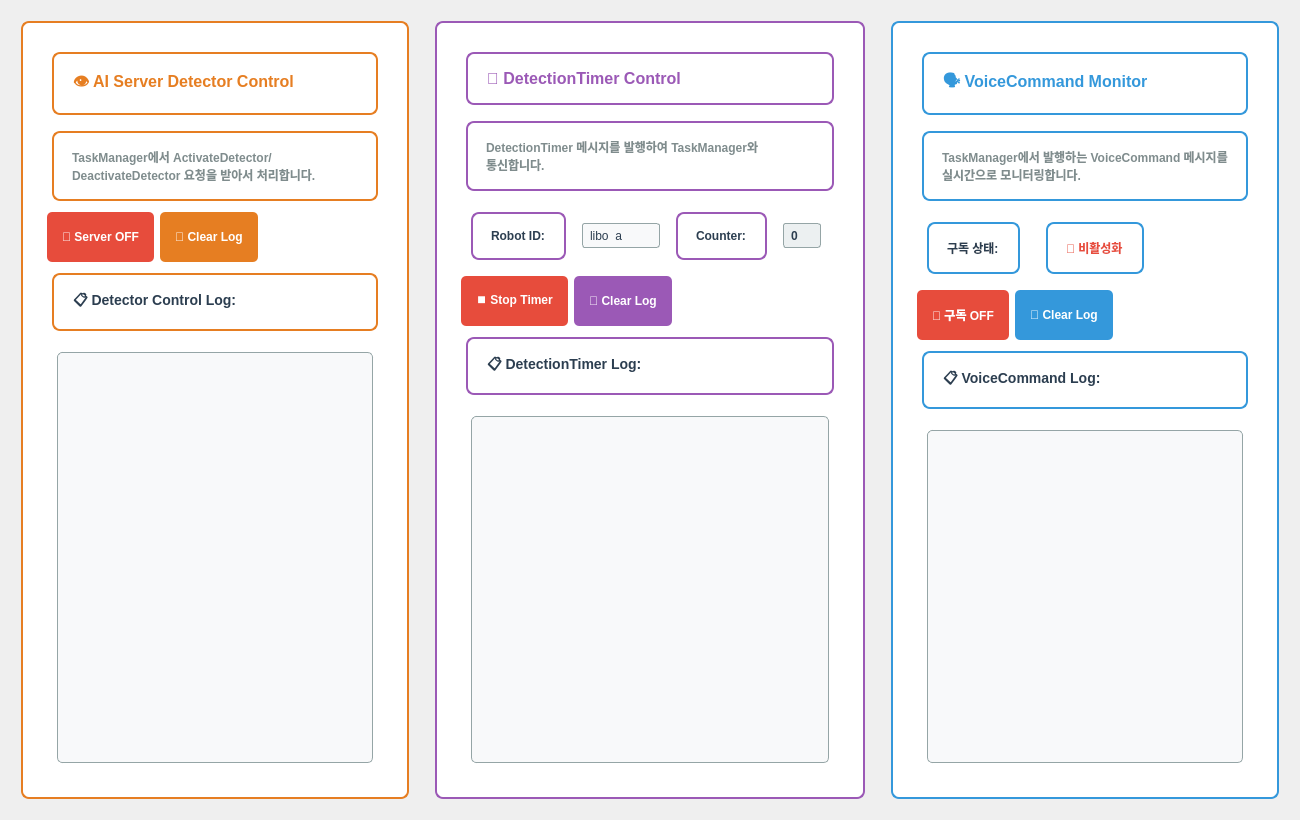
Qt form ros_ws/src/admin/ui/ai_server_control_tab.ui (addinedu-ros-9th/ros-repo-1) before a commit.
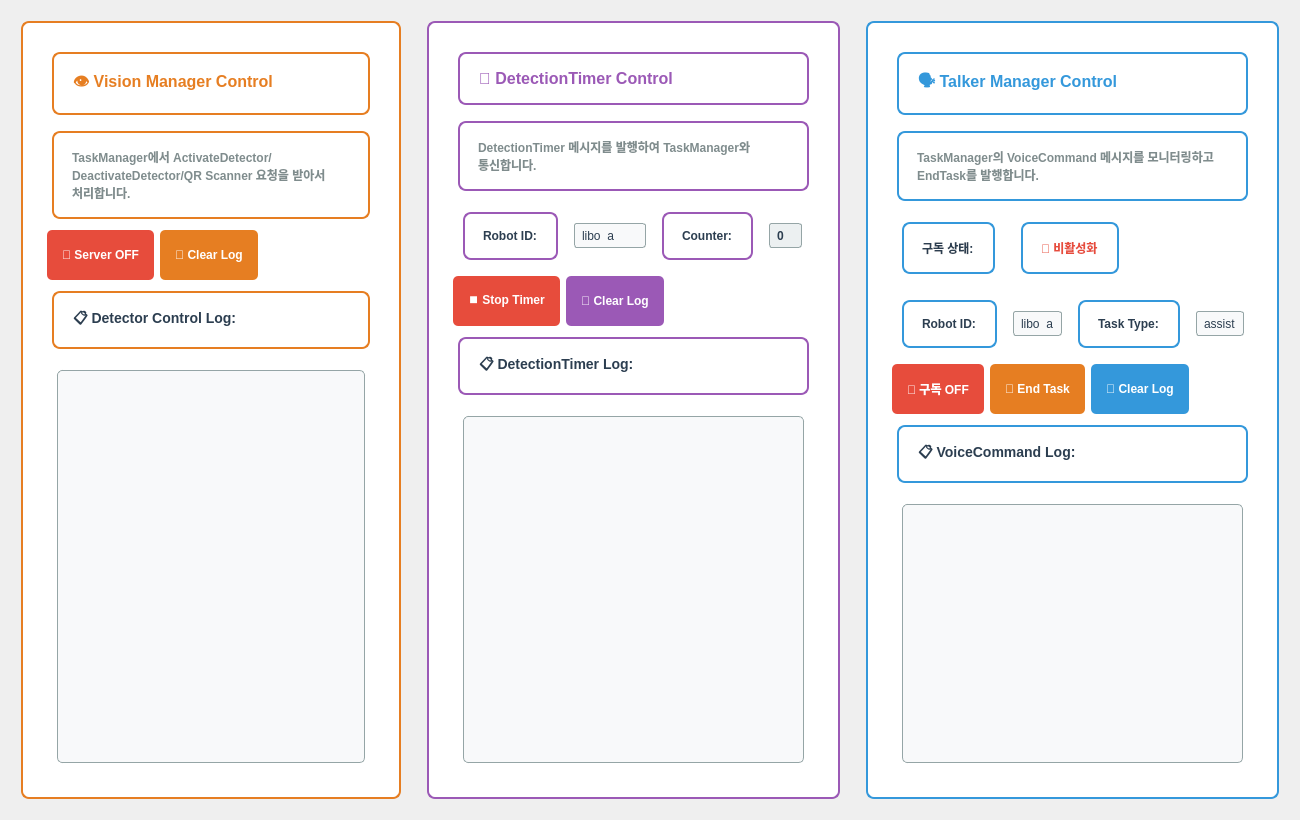
The same form after that commit.

Commit message: [main] task_manager - End task function added & TESTED

```diff
--- a/ros_ws/src/admin/ui/ai_server_control_tab.ui
+++ b/ros_ws/src/admin/ui/ai_server_control_tab.ui
@@ -77,7 +77,7 @@
          <string>font-size: 16px; font-weight: bold; color: #e67e22; margin: 5px;</string>
         </property>
         <property name="text">
-         <string>👁️ AI Server Detector Control</string>
+         <string>👁️ Vision Manager Control</string>
         </property>
        </widget>
       </item>
@@ -87,7 +87,7 @@
          <string>font-size: 12px; color: #7f8c8d; margin: 5px;</string>
         </property>
         <property name="text">
-         <string>TaskManager에서 ActivateDetector/DeactivateDetector 요청을 받아서 처리합니다.</string>
+         <string>TaskManager에서 ActivateDetector/DeactivateDetector/QR Scanner 요청을 받아서 처리합니다.</string>
         </property>
         <property name="wordWrap">
          <bool>true</bool>
@@ -430,7 +430,7 @@
          <string>font-size: 16px; font-weight: bold; color: #3498db; margin: 5px;</string>
         </property>
         <property name="text">
-         <string>🗣️ VoiceCommand Monitor</string>
+         <string>🗣️ Talker Manager Control</string>
         </property>
        </widget>
       </item>
@@ -440,7 +440,7 @@
          <string>font-size: 12px; color: #7f8c8d; margin: 5px;</string>
         </property>
         <property name="text">
-         <string>TaskManager에서 발행하는 VoiceCommand 메시지를 실시간으로 모니터링합니다.</string>
+         <string>TaskManager의 VoiceCommand 메시지를 모니터링하고 EndTask를 발행합니다.</string>
         </property>
         <property name="wordWrap">
          <bool>true</bool>
@@ -481,6 +481,63 @@
         </item>
        </layout>
       </item>
+      <item>
+       <layout class="QHBoxLayout" name="end_task_input_layout">
+        <item>
+         <widget class="QLabel" name="robot_id_label_2">
+          <property name="text">
+           <string>Robot ID:</string>
+          </property>
+         </widget>
+        </item>
+        <item>
+         <widget class="QLineEdit" name="end_task_robot_id_edit">
+          <property name="maximumSize">
+           <size>
+            <width>80</width>
+            <height>25</height>
+           </size>
+          </property>
+          <property name="text">
+           <string>libo_a</string>
+          </property>
+         </widget>
+        </item>
+        <item>
+         <widget class="QLabel" name="task_type_label">
+          <property name="text">
+           <string>Task Type:</string>
+          </property>
+         </widget>
+        </item>
+        <item>
+         <widget class="QLineEdit" name="end_task_type_edit">
+          <property name="maximumSize">
+           <size>
+            <width>80</width>
+            <height>25</height>
+           </size>
+          </property>
+          <property name="text">
+           <string>assist</string>
+          </property>
+         </widget>
+        </item>
+        <item>
+         <spacer name="horizontalSpacer6">
+          <property name="orientation">
+           <enum>Qt::Horizontal</enum>
+          </property>
+          <property name="sizeHint" stdset="0">
+           <size>
+            <width>40</width>
+            <height>20</height>
+           </size>
+          </property>
+         </spacer>
+        </item>
+       </layout>
+      </item>
       <item>
        <layout class="QHBoxLayout" name="voice_command_button_layout">
         <item>
@@ -493,6 +550,16 @@
           </property>
          </widget>
         </item>
+        <item>
+         <widget class="QPushButton" name="end_task_button">
+          <property name="styleSheet">
+           <string>background-color: #e67e22; color: white; border: none; padding: 10px 15px; border-radius: 5px; font-weight: bold; font-size: 12px; min-height: 30px;</string>
+          </property>
+          <property name="text">
+           <string>🏁 End Task</string>
+          </property>
+         </widget>
+        </item>
         <item>
          <widget class="QPushButton" name="clear_voice_log_button">
           <property name="text">
```
The commit also changes 2 other files.
